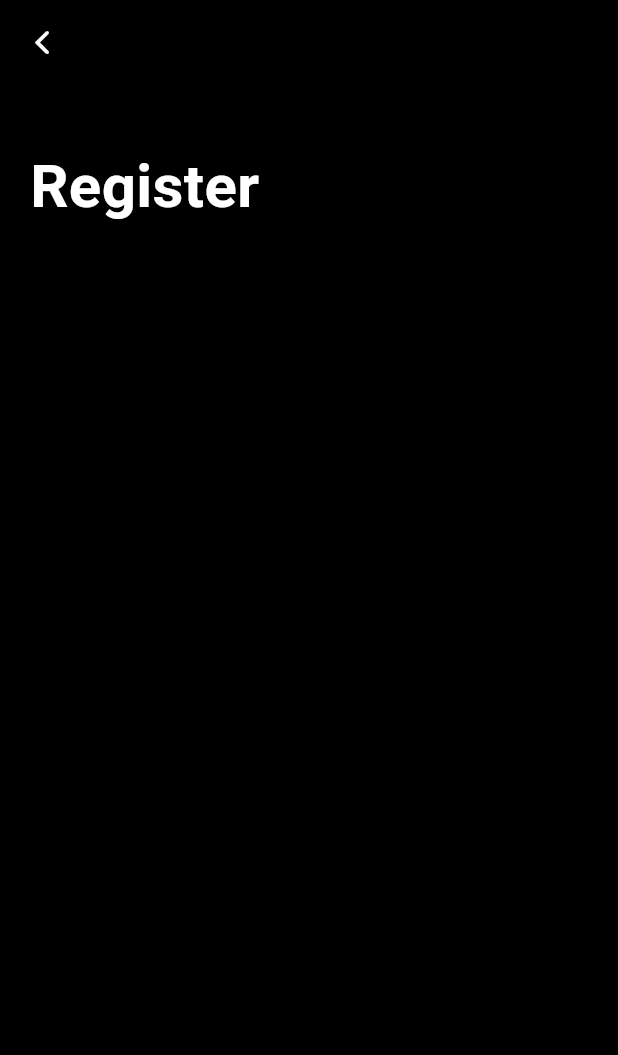
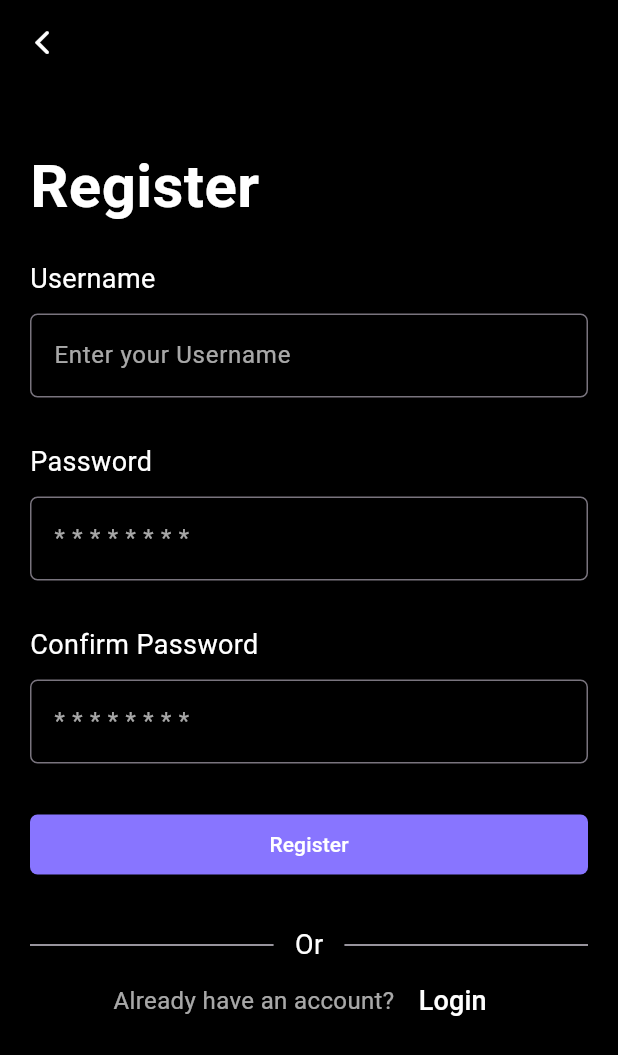
Before and after one commit to VishnukantMULE/uptodo, a Flutter app: the RegisterView screen opened by its route, on a phone screen of 412 x 824 dp. Shown: the top 1055 px of the screen. Run offline on Flutter 3.47's test engine with Material 3 defaults, Android fonts, the phone set to English and light mode, and no system bars; our stand-ins replace firebase_auth, firebase_core, get; accounts and stored records are empty; network calls fail.

Commit message:
pin implementation

```diff
--- a/lib/routes/app_pages.dart
+++ b/lib/routes/app_pages.dart
@@ -2,6 +2,7 @@ import 'package:get/get.dart';
 import 'package:uptodo/routes/app_routes.dart';
 import 'package:uptodo/screens/app.dart';
 import 'package:uptodo/screens/auth/authoptions/auth_option_view.dart';
+import 'package:uptodo/screens/auth/localauth/pin_view.dart';
 import 'package:uptodo/screens/auth/login/login_view.dart';
 import 'package:uptodo/screens/auth/register/register_view.dart';
 import 'package:uptodo/screens/intro/intro_view.dart';
@@ -18,6 +19,8 @@ class AppPages{
     GetPage(name: Routes.authOption, page: ()=>AuthOptionView()),
     GetPage(name: Routes.loginView, page: ()=>LoginView()),
     GetPage(name: Routes.registerView, page: ()=>RegisterView()),
+    GetPage(name: Routes.localAuth, page: ()=>PinView()),
+
 
 
   ];
--- a/lib/routes/app_routes.dart
+++ b/lib/routes/app_routes.dart
@@ -6,4 +6,5 @@ abstract class Routes
   static const authOption='/authOptionView';
   static const loginView='/login';
   static const registerView='/register';
+  static const localAuth='/localAuth';
 }
--- a/lib/screens/auth/authoptions/auth_option_view.dart
+++ b/lib/screens/auth/authoptions/auth_option_view.dart
@@ -18,7 +18,7 @@ class AuthOptionView extends StatelessWidget {
             onPressed: () {
               Get.offNamed(Routes.intro);
             },
-            icon: Icon(
+            icon: const Icon(
               CupertinoIcons.back,
               color: AppColors.white,
             )),
--- a/lib/screens/auth/login/login_view.dart
+++ b/lib/screens/auth/login/login_view.dart
@@ -57,7 +57,7 @@ class LoginView extends StatelessWidget {
             label: "Password",
             isPassword: true,
           ),
-          AppPrimaryButton(onclick: () {}, text: "Login"),
+          AppPrimaryButton(onclick: () {loginController.login(loginController.usernameTextEditingController.text, loginController.passwordTextEditingController.text);}, text: "Login"),
           const SizedBox(
             height: 40,
           ),
--- /dev/null
+++ b/lib/screens/auth/register/register_controller.dart
@@ -0,0 +1,33 @@
+import 'package:firebase_auth/firebase_auth.dart';
+import 'package:flutter/cupertino.dart';
+import 'package:get/get.dart';
+import 'package:uptodo/routes/app_routes.dart';
+import 'package:uptodo/screens/auth/register/register_model.dart';
+
+class RegisterController extends GetxController {
+  final RegisterModel registerModel = RegisterModel();
+  final TextEditingController usernameController = TextEditingController();
+  final TextEditingController passwordController = TextEditingController();
+  final TextEditingController rePasswordController = TextEditingController();
+
+  Future<void> registerUserEmailPass(String email, String password) async {
+    try {
+      // UserCredential userCredential = await FirebaseAuth.instance
+      //     .createUserWithEmailAndPassword(email: email, password: password);
+
+      Get.offNamed(Routes.localAuth);
+      // print("register User : ${userCredential.user}");
+    } catch (e) {
+      print("Error registering user: $e");
+    }
+  }
+  Future<void> registerwithGmail() async{
+    try{
+
+    }
+    catch(e)
+    {
+      print("Register view Email : ${e}");
+    }
+  }
+}
--- /dev/null
+++ b/lib/screens/auth/register/register_model.dart
@@ -0,0 +1,5 @@
+class RegisterModel{
+  late String username;
+  late String password;
+  late String rePassword;
+}
--- a/lib/screens/auth/register/register_view.dart
+++ b/lib/screens/auth/register/register_view.dart
@@ -2,6 +2,10 @@ import 'package:flutter/cupertino.dart';
 import 'package:flutter/material.dart';
 import 'package:get/get.dart';
 import 'package:get/get_core/src/get_main.dart';
+import 'package:uptodo/screens/auth/register/register_controller.dart';
+import 'package:uptodo/widgets/app_input_textfield.dart';
+import 'package:uptodo/widgets/app_primary_button.dart';
+import 'package:uptodo/widgets/app_text.dart';
 
 import '../../../routes/app_routes.dart';
 import '../../../theme/app_colors.dart';
@@ -12,6 +16,7 @@ class RegisterView extends StatelessWidget {
 
   @override
   Widget build(BuildContext context) {
+    final RegisterController registerController=Get.put(RegisterController());
     return Scaffold(
       backgroundColor:AppColors.black,
       appBar: AppBar(
@@ -19,12 +24,37 @@ class RegisterView extends StatelessWidget {
         leading: IconButton(onPressed: (){Get.offNamed(Routes.authOption);}, icon: const Icon(CupertinoIcons.back,color: AppColors.white,)),
       ),
       body: ListView(
-        padding: EdgeInsets.symmetric(horizontal: 20),
+        padding: const EdgeInsets.symmetric(horizontal: 20),
         children: [
-          SizedBox(height: 40,),
-          AppHeadingText(text: "Register"),
-          // AppInputTextfield(hintText: "Enter your Username", textEditingController: textEditingController, icon: icon)
+          const SizedBox(height: 40,),
+          const AppHeadingText(text: "Register"),
+          const SizedBox(height: 20,),
+          AppInputTextfield(hintText: "Enter your Username", textEditingController: registerController.usernameController, icon: Icon(Icons.person), label: "Username", isPassword: false),
+          AppInputTextfield(hintText: "* * * * * * * *", textEditingController: registerController.passwordController, icon: Icon(Icons.person), label: "Password", isPassword: true),
+          AppInputTextfield(hintText: "* * * * * * * *", textEditingController: registerController.rePasswordController, icon: Icon(Icons.person), label: "Confirm Password", isPassword: true),
+          AppPrimaryButton(onclick: (){
+            registerController.registerUserEmailPass(registerController.usernameController.text, registerController.passwordController.text);
+          }, text: "Register"),
+          const SizedBox(height: 30,),
+          const Row(
+            children: [
+              Expanded(child: Divider()),
+              AppText(text: "   Or   ", fontSize: 18),
 
+              Expanded(child: Divider())
+            ],
+          ),
+          Row(
+
+            mainAxisAlignment: MainAxisAlignment.center,
+            children: [
+              const Text("Already have an account? ",style: TextStyle(color: AppColors.white500,fontSize: 16),),
+              TextButton(onPressed: (){
+                Get.offNamed(Routes.loginView);
+              }, child: const AppText(text: "Login", fontSize: 18))
+
+            ],
+          )
         ],
       ),
     );
--- a/pubspec.yaml
+++ b/pubspec.yaml
@@ -38,6 +38,8 @@ dependencies:
   get: ^4.6.6
   firebase_auth: ^5.1.3
   firebase_core: ^3.3.0
+  cloud_firestore: ^5.2.0
+  local_auth: ^2.2.0
 
 dev_dependencies:
   flutter_test:
```
Also changed, not shown: lib/screens/auth/localauth/pin_view.dart (added, +158 -0 lines), lib/screens/auth/login/login_controller.dart (+23 -4 lines), lib/screens/profile/profile_controller.dart (added, +12 -0 lines), lib/screens/profile/profile_view.dart (+9 -2 lines), lib/screens/splash/splashview.dart (+10 -1 lines), lib/model/firestore_user.dart (added), lib/screens/auth/localauth/fingureprint_view.dart (added), lib/screens/auth/localauth/local_auth_controller.dart (added), pubspec.lock, 1 other file.
